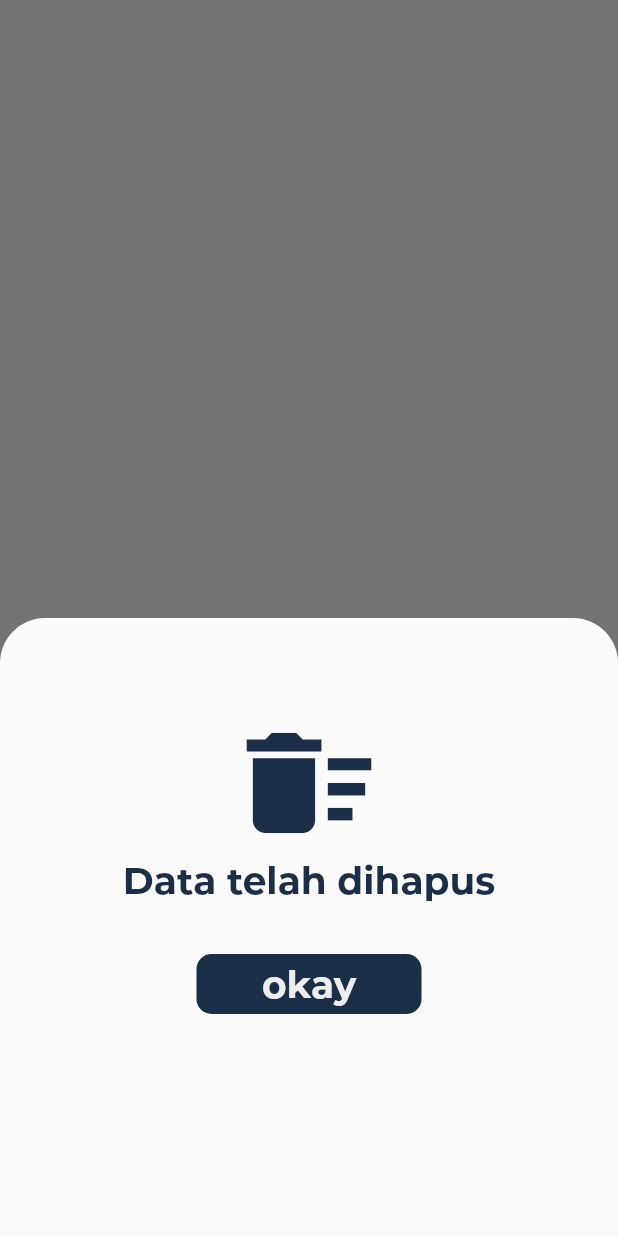
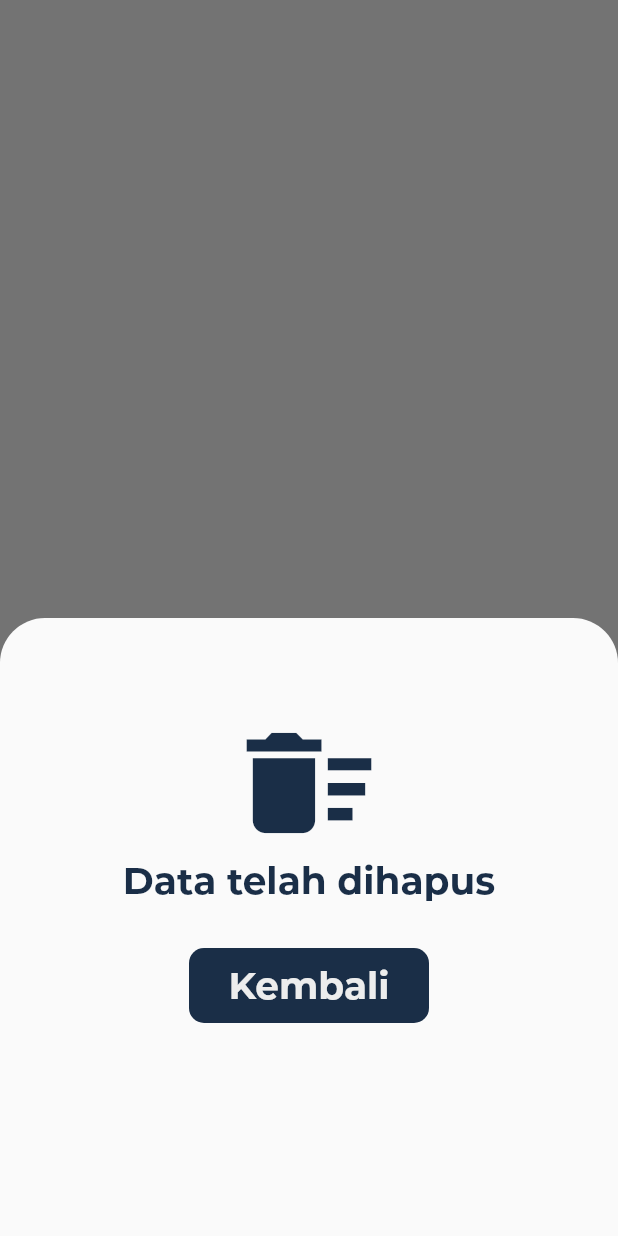
Before and after one commit to mesyella/Flutter-GoldKost, a Flutter app: what deleted() shows on an empty page, opened directly with empty values, on a phone screen of 412 x 824 dp. Run offline on Flutter 3.47's test engine with Material 2 defaults, Android fonts, the phone set to English and light mode, and no system bars; our stand-ins replace firebase_database; accounts and stored records are empty.

Commit message:
Bug fixed

```diff
--- a/lib/Pages/detailKamar.dart
+++ b/lib/Pages/detailKamar.dart
@@ -59,7 +59,6 @@ class _detailKamarState extends State<detailKamar> {
 
   @override
   Widget build(BuildContext context) {
-    String a = datas[0][0]['name'].toString();
     return Scaffold(
       backgroundColor: white,
       body: SafeArea(
--- a/lib/Pages/edit.dart
+++ b/lib/Pages/edit.dart
@@ -47,7 +47,7 @@ void saved(context, kamar) {
                         ),
                         child: Center(
                           child: Text(
-                            'okay',
+                            'Kembali',
                             style: TextStyle(
                               fontFamily: 'Montserrat',
                               fontSize: 25,
@@ -111,15 +111,15 @@ void deleted(context, kamar) {
                     ),
                     FlatButton(
                       child: Container(
-                        width: 150,
-                        height: 40,
+                        width: 160,
+                        height: 50,
                         decoration: BoxDecoration(
                           borderRadius: BorderRadius.circular(10),
                           color: navy,
                         ),
                         child: Center(
                           child: Text(
-                            'okay',
+                            'Kembali',
                             style: TextStyle(
                               fontFamily: 'Montserrat',
                               fontSize: 25,
--- a/lib/Pages/homePage.dart
+++ b/lib/Pages/homePage.dart
@@ -66,6 +66,7 @@ class _homePageState extends State<homePage> {
 
   Widget showData() {
     if (_floorList.length > 0) {
+      Datas = makeDatas(_floorList);
       totalIsi = countIsi(Datas);
       totalKosong = countKosong(Datas);
       return Column(
@@ -260,7 +261,6 @@ class _homePageState extends State<homePage> {
 
   @override
   Widget build(BuildContext context) {
-    Datas = makeDatas(_floorList);
     return Scaffold(
       backgroundColor: white,
       body: SafeArea(
```
Also changed, not shown: lib/Pages/cekKamarDetail.dart (+29 -23 lines), lib/Pages/dataKamar.dart (+18 -8 lines), lib/Pages/login.dart (+4 -4 lines), 3 other files.
